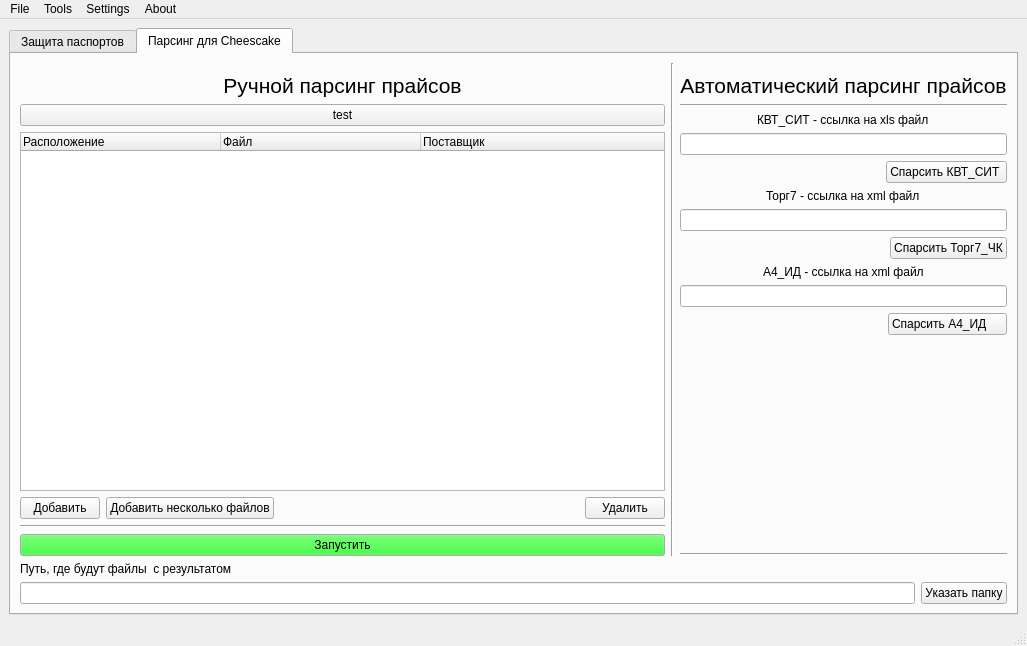
The window that main_window.ui (Risez51/IvanCRM) describes before a commit, drawn with Qt 5.
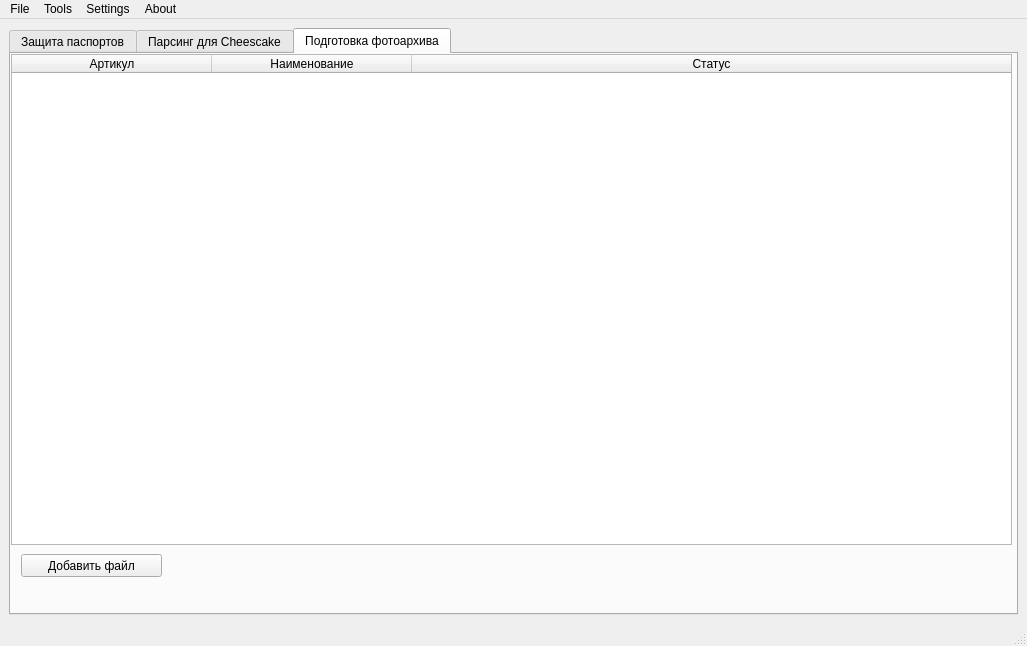
The same window after the commit. Icons and pictures are not drawn.

Commit message: added form tab for prepare photo archive

Patch:
```diff
--- a/main_window.ui
+++ b/main_window.ui
@@ -22,7 +22,7 @@
     <item>
      <widget class="QTabWidget" name="tabWidget">
       <property name="currentIndex">
-       <number>1</number>
+       <number>2</number>
       </property>
       <widget class="QWidget" name="prepare_passport_tab">
        <attribute name="title">
@@ -521,6 +521,61 @@
         </item>
        </layout>
       </widget>
+      <widget class="QWidget" name="prepare_photo_archive_tab">
+       <attribute name="title">
+        <string>Подготовка фотоархива</string>
+       </attribute>
+       <widget class="QPushButton" name="add_prepare_list_photo_push_button">
+        <property name="geometry">
+         <rect>
+          <x>10</x>
+          <y>500</y>
+          <width>141</width>
+          <height>23</height>
+         </rect>
+        </property>
+        <property name="text">
+         <string>Добавить файл</string>
+        </property>
+       </widget>
+       <widget class="QTableWidget" name="articles_without_photo_table_widget">
+        <property name="geometry">
+         <rect>
+          <x>0</x>
+          <y>0</y>
+          <width>1001</width>
+          <height>491</height>
+         </rect>
+        </property>
+        <property name="minimumSize">
+         <size>
+          <width>1001</width>
+          <height>0</height>
+         </size>
+        </property>
+        <attribute name="horizontalHeaderDefaultSectionSize">
+         <number>200</number>
+        </attribute>
+        <attribute name="horizontalHeaderStretchLastSection">
+         <bool>true</bool>
+        </attribute>
+        <column>
+         <property name="text">
+          <string>Артикул</string>
+         </property>
+        </column>
+        <column>
+         <property name="text">
+          <string>Наименование</string>
+         </property>
+        </column>
+        <column>
+         <property name="text">
+          <string>Статус</string>
+         </property>
+        </column>
+       </widget>
+      </widget>
      </widget>
     </item>
    </layout>
```
The commit also changes 4 other files.
